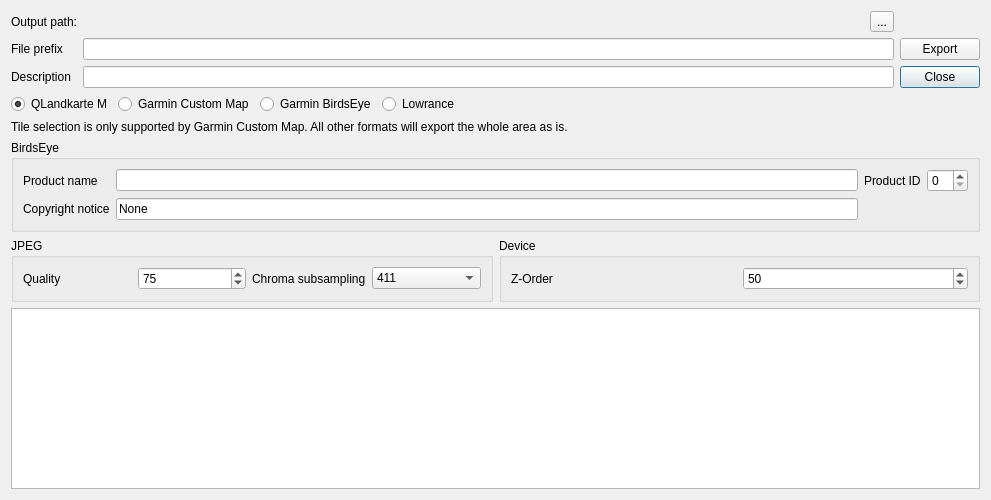
Qt form src/IMapQMAPExport.ui (ntruchsess/QLandkarteGT) before a commit.
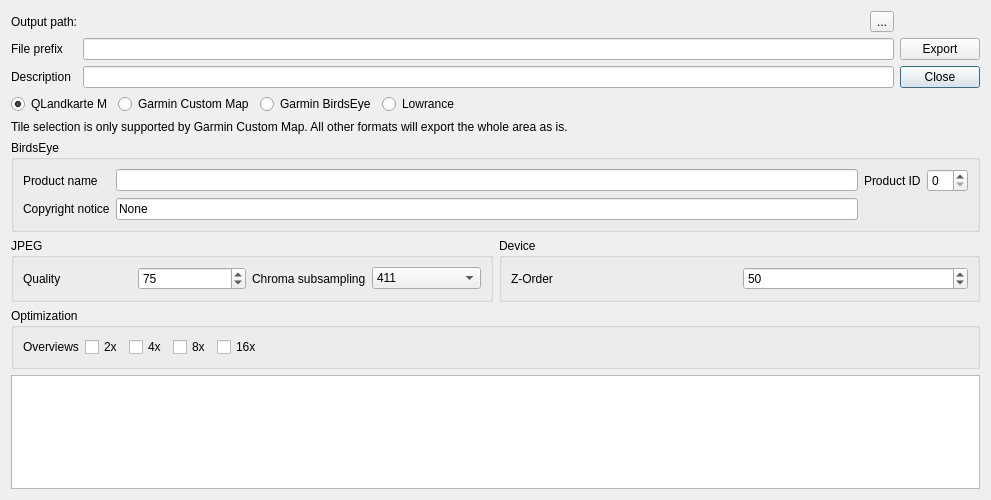
The same form after that commit.

Commit message: add configuration for overview levels

Diff of the .ui file:
```diff
--- a/src/IMapQMAPExport.ui
+++ b/src/IMapQMAPExport.ui
@@ -286,6 +286,67 @@
      </item>
     </layout>
    </item>
+   <item>
+    <widget class="QGroupBox" name="groupOptimization">
+     <property name="title">
+      <string>Optimization</string>
+     </property>
+     <layout class="QVBoxLayout" name="verticalLayout_3">
+      <item>
+       <layout class="QHBoxLayout" name="horizontalLayout_6">
+        <item>
+         <widget class="QLabel" name="label_9">
+          <property name="text">
+           <string>Overviews</string>
+          </property>
+         </widget>
+        </item>
+        <item>
+         <widget class="QCheckBox" name="checkOverview2x">
+          <property name="text">
+           <string>2x</string>
+          </property>
+         </widget>
+        </item>
+        <item>
+         <widget class="QCheckBox" name="checkOverview4x">
+          <property name="text">
+           <string>4x</string>
+          </property>
+         </widget>
+        </item>
+        <item>
+         <widget class="QCheckBox" name="checkOverview8x">
+          <property name="text">
+           <string>8x</string>
+          </property>
+         </widget>
+        </item>
+        <item>
+         <widget class="QCheckBox" name="checkOverview16x">
+          <property name="text">
+           <string>16x</string>
+          </property>
+         </widget>
+        </item>
+        <item>
+         <spacer name="horizontalSpacer_2">
+          <property name="orientation">
+           <enum>Qt::Horizontal</enum>
+          </property>
+          <property name="sizeHint" stdset="0">
+           <size>
+            <width>40</width>
+            <height>20</height>
+           </size>
+          </property>
+         </spacer>
+        </item>
+       </layout>
+      </item>
+     </layout>
+    </widget>
+   </item>
    <item>
     <widget class="QTextBrowser" name="textBrowser">
      <property name="lineWrapMode">
```
The commit also changes 2 other files.
